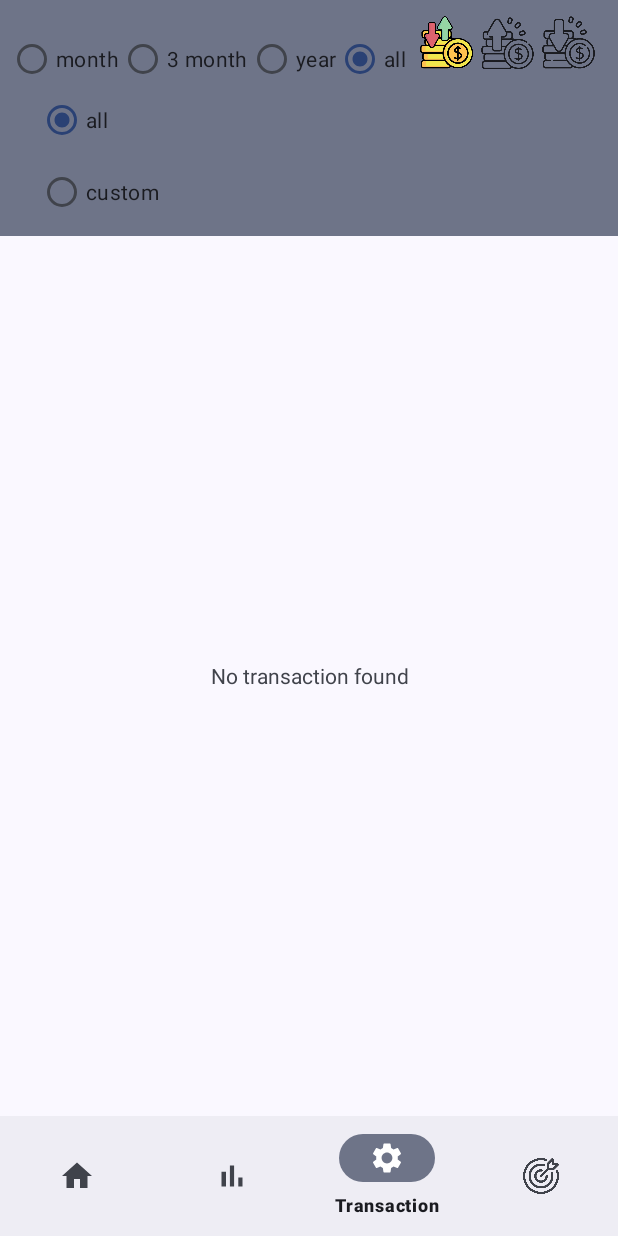
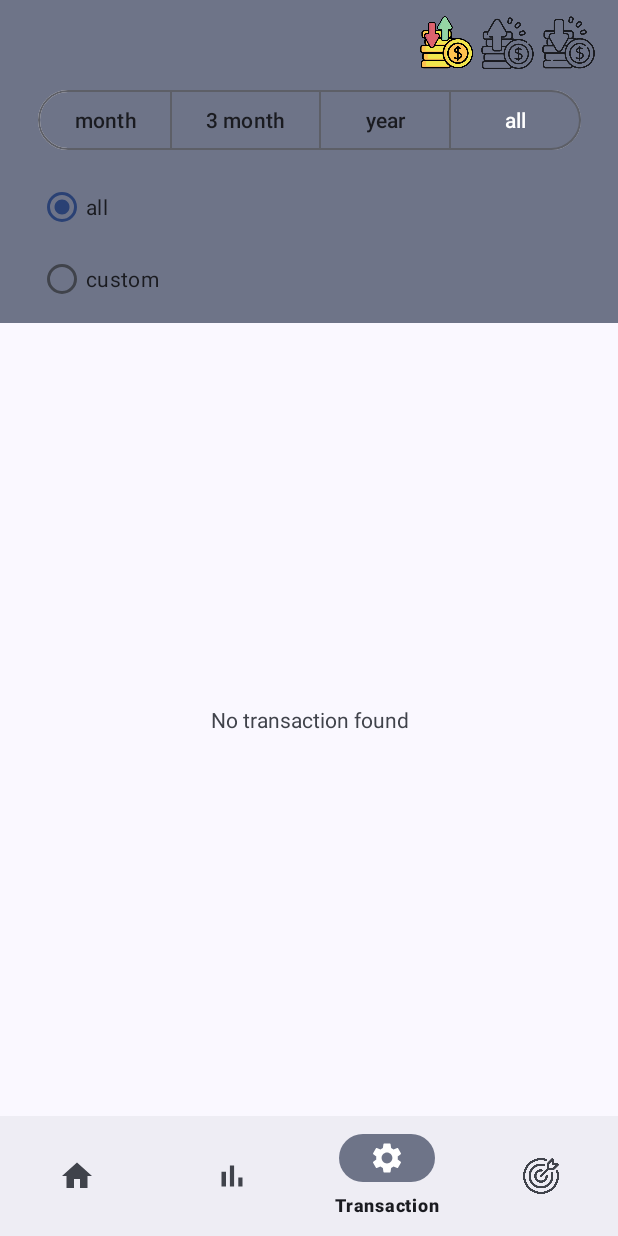
Before and after one commit to Coccoexe/Wallee_MaterialDesign3, an Android app: the TransactionFragment screen opened through its navigation route, on a phone screen of 412 x 824 dp. Run offline under Robolectric (Android 15) with nearby library versions, the phone set to English and light mode, and no system bars; our stand-ins replace Room's generated code, navigation-ui; libraries missing offline, so code that uses them is left out: com.github.mikephil.charting; 22 statements that could not run were skipped.

Commit message:
change button style

```diff
--- a/app/src/main/java/com/example/md3/fragment/TransactionFragment.kt
+++ b/app/src/main/java/com/example/md3/fragment/TransactionFragment.kt
@@ -13,6 +13,7 @@ import com.example.md3.R
 import com.example.md3.adapter.TransactionAdapter
 import com.example.md3.data.entity.Transaction
 import com.example.md3.events.IActivityData
+import com.google.android.material.button.MaterialButtonToggleGroup
 import com.google.android.material.color.DynamicColors
 import com.google.android.material.color.MaterialColors
 import java.text.SimpleDateFormat
@@ -58,7 +59,7 @@ class TransactionFragment : Fragment() {
                 //color
         val color : Int = MaterialColors.getColor(inflateView,com.google.android.material.R.attr.colorOnSurface)
             //date
-        val dateGroup: RadioGroup = inflateView.findViewById(R.id.selectDate)
+        val dateGroup: MaterialButtonToggleGroup = inflateView.findViewById(R.id.selectDate)
             //category
         val categoryGroup: RadioGroup = inflateView.findViewById(R.id.selectCategory)
         val categorySpinner: Spinner = inflateView.findViewById(R.id.categorySpinner)
@@ -190,9 +191,9 @@ class TransactionFragment : Fragment() {
             setAdapter()
         }
 
-        dateGroup.setOnCheckedChangeListener { _, optionId ->
-            run {
-                when (optionId) {
+        dateGroup.addOnButtonCheckedListener() { dateGroup, chekedId, isChecked ->
+            if (isChecked){
+                when (chekedId) {
                     R.id.all_time -> {
                         filterDate = null
                     }
--- a/app/src/main/res/layout/fragment_transaction.xml
+++ b/app/src/main/res/layout/fragment_transaction.xml
@@ -48,40 +48,47 @@
                 app:layout_constraintTop_toTopOf="parent"
                 app:layout_constraintEnd_toEndOf="parent"/>
 
-            <RadioGroup
+            <com.google.android.material.button.MaterialButtonToggleGroup
                 android:id="@+id/selectDate"
                 android:layout_width="wrap_content"
                 android:layout_height="wrap_content"
+                android:layout_marginTop="10dp"
                 android:orientation="horizontal"
-                android:layout_marginTop="10dp"
+                app:layout_constraintEnd_toEndOf="parent"
                 app:layout_constraintStart_toStartOf="parent"
-                app:layout_constraintTop_toTopOf="parent">
+                app:layout_constraintTop_toBottomOf="@id/allTransactions"
+                app:selectionRequired="true"
+                app:singleSelection="true">
 
-                <RadioButton
+                <Button
                     android:id="@+id/last_month"
-                    android:text="month"
+                    style="?attr/materialButtonOutlinedStyle"
                     android:layout_width="wrap_content"
-                    android:layout_height="wrap_content" />
+                    android:layout_height="wrap_content"
+                    android:text="month" />
 
-                <RadioButton
+                <Button
                     android:id="@+id/last_three_month"
-                    android:text="3 month"
+                    style="?attr/materialButtonOutlinedStyle"
                     android:layout_width="wrap_content"
-                    android:layout_height="wrap_content"/>
+                    android:layout_height="wrap_content"
+                    android:text="3 month" />
 
-                <RadioButton
+                <Button
                     android:id="@+id/last_year"
-                    android:text="year"
+                    style="?attr/materialButtonOutlinedStyle"
                     android:layout_width="wrap_content"
-                    android:layout_height="wrap_content"/>
+                    android:layout_height="wrap_content"
+                    android:text="year" />
 
-                <RadioButton
+                <Button
                     android:id="@+id/all_time"
-                    android:text="all"
+                    style="?attr/materialButtonOutlinedStyle"
                     android:layout_width="wrap_content"
-                    android:layout_height="wrap_content"/>
+                    android:layout_height="wrap_content"
+                    android:text="all" />
 
-            </RadioGroup>
+            </com.google.android.material.button.MaterialButtonToggleGroup>
 
             <RadioGroup
                 android:id="@+id/selectCategory"
@@ -91,7 +98,7 @@
                 android:layout_marginTop="10dp"
                 app:layout_constraintStart_toStartOf="parent"
                 app:layout_constraintEnd_toStartOf="@id/categorySpinner"
-                app:layout_constraintTop_toBottomOf="@id/negativeTransactions">
+                app:layout_constraintTop_toBottomOf="@id/selectDate">
 
                 <RadioButton
                     android:id="@+id/all"
```
